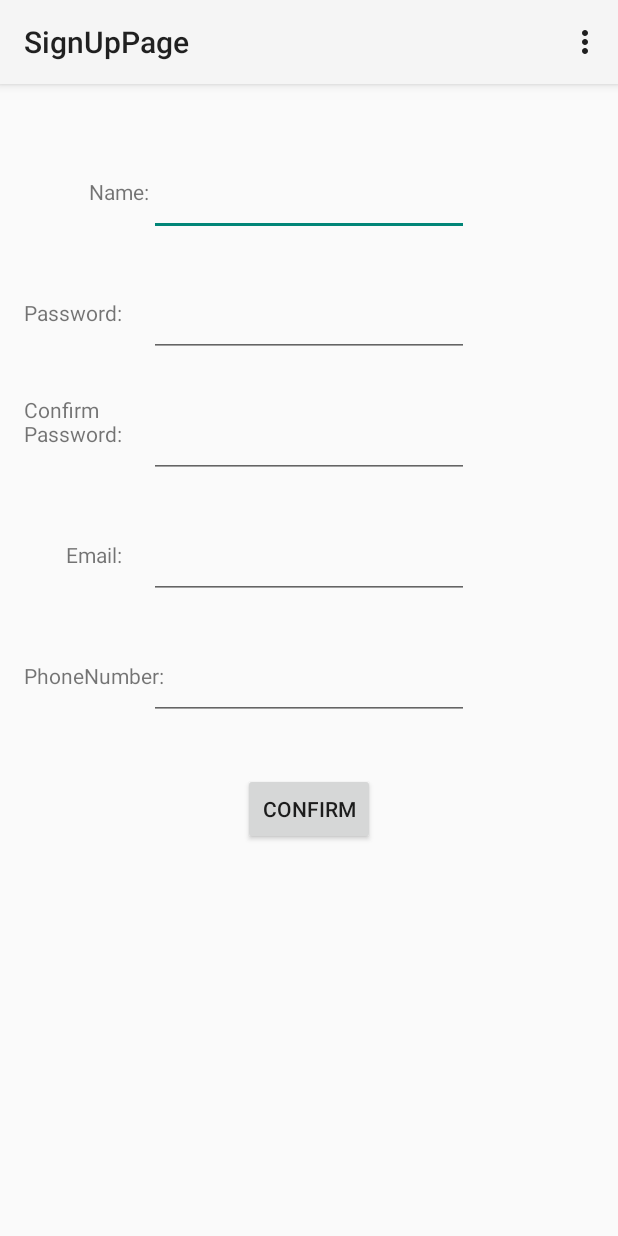
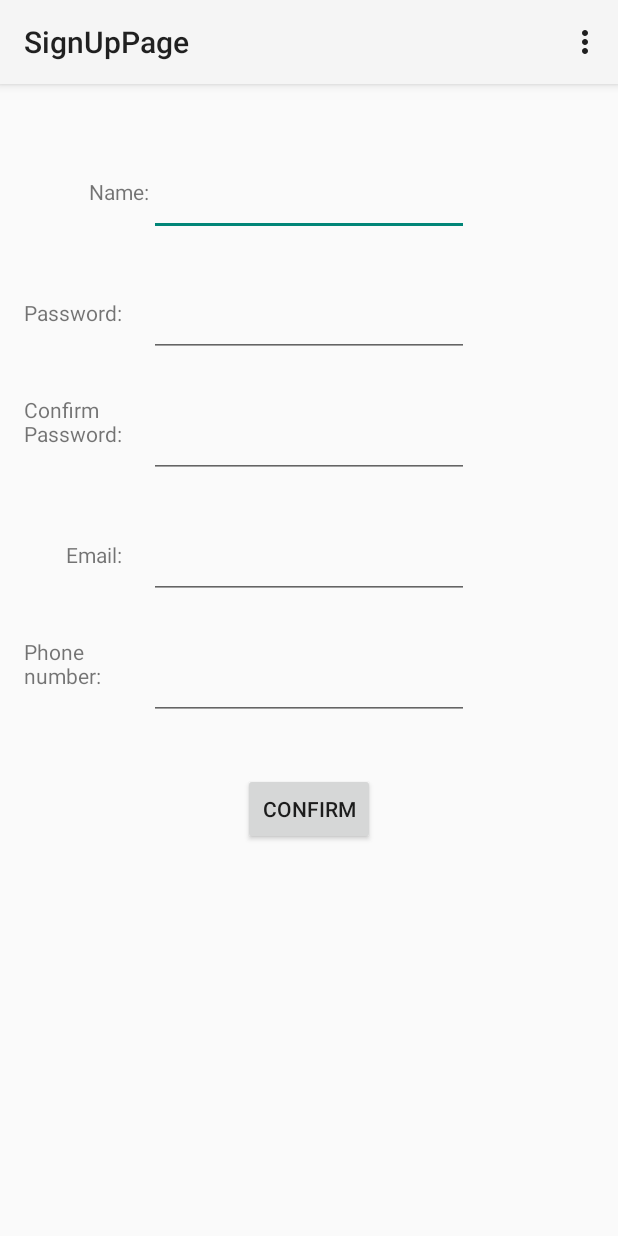
Before and after one commit to MathiasHaudgaard/AndroidProject, an Android app: the SignUpActivity screen opened directly, with no data from a screen before it, on a phone screen of 412 x 824 dp. Run offline under Robolectric (Android 15) with nearby library versions, the light colour scheme and no system bars.

Commit message:
fix phone input box

```diff
--- a/app/src/main/res/layout/layout_signup.xml
+++ b/app/src/main/res/layout/layout_signup.xml
@@ -53,7 +53,7 @@
     <EditText
         android:layout_width="wrap_content"
         android:layout_height="wrap_content"
-        android:inputType="textPassword"
+        android:inputType="textNoSuggestions"
         android:ems="10"
         android:id="@+id/PhoneNumberBox"
         android:layout_marginTop="35dp"
@@ -103,7 +103,7 @@
         android:layout_width="wrap_content"
         android:layout_height="wrap_content"
         android:textAppearance="?android:attr/textAppearanceSmall"
-        android:text="PhoneNumber: "
+        android:text="Phone\nnumber: "
         android:id="@+id/PhoneNumberView"
         android:layout_marginBottom="20dp"
         android:layout_alignBottom="@+id/PhoneNumberBox" />
```
